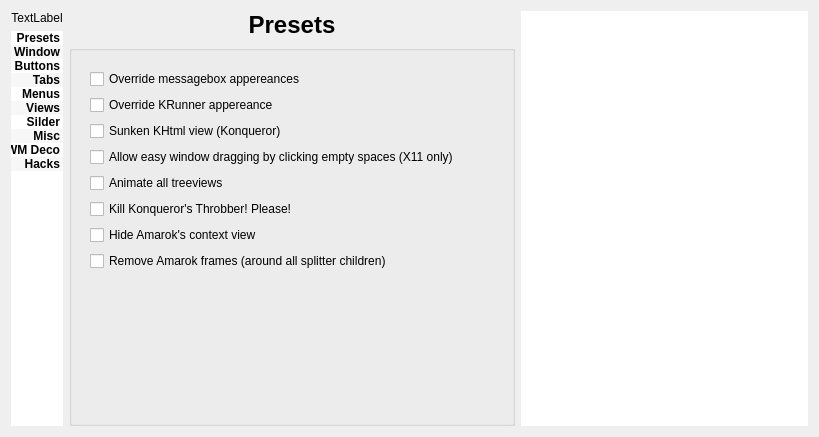
deiv/bespin-pkg, file config/config.ui: the form before one commit.
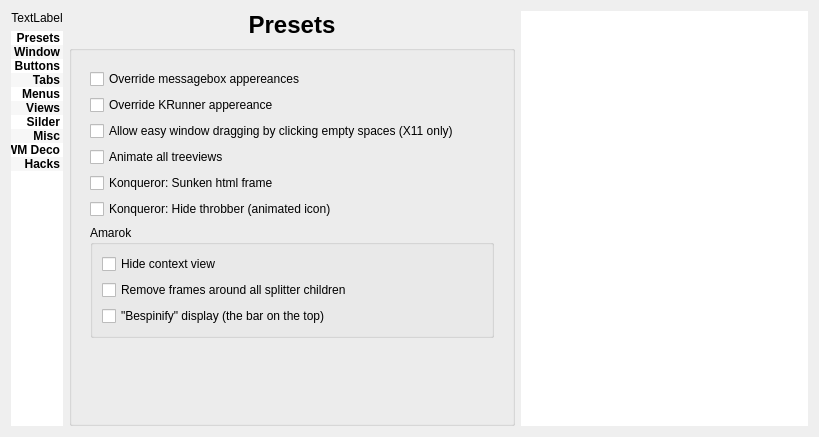
The form after the commit.

Commit message: amarok day ;-P + configurable xbar first item

What changed in the file:
```diff
--- a/config/config.ui
+++ b/config/config.ui
@@ -2075,13 +2075,6 @@
             </property>
            </widget>
           </item>
-          <item row="2" column="0" >
-           <widget class="QCheckBox" name="hackKHtml" >
-            <property name="text" >
-             <string>Sunken KHtml view (Konqueror)</string>
-            </property>
-           </widget>
-          </item>
           <item row="3" column="0" >
            <widget class="QCheckBox" name="hackWindowMove" >
             <property name="text" >
@@ -2096,14 +2089,14 @@
             </property>
            </widget>
           </item>
-          <item row="5" column="0" >
+          <item row="6" column="0" >
            <widget class="QCheckBox" name="killThrobber" >
             <property name="text" >
-             <string>Kill Konqueror's Throbber! Please!</string>
+             <string>Konqueror: Hide throbber (animated icon)</string>
             </property>
            </widget>
           </item>
-          <item row="8" column="0" >
+          <item row="9" column="0" >
            <spacer name="verticalSpacer" >
             <property name="orientation" >
              <enum>Qt::Vertical</enum>
@@ -2116,17 +2109,43 @@
             </property>
            </spacer>
           </item>
-          <item row="6" column="0" >
-           <widget class="QCheckBox" name="hackAmarokContext" >
-            <property name="text" >
-             <string>Hide Amarok's context view</string>
+          <item row="8" column="0" >
+           <widget class="QGroupBox" name="groupBox_13" >
+            <property name="title" >
+             <string>Amarok</string>
             </property>
+            <property name="flat" >
+             <bool>true</bool>
+            </property>
+            <layout class="QGridLayout" name="gridLayout_24" >
+             <item row="1" column="0" >
+              <widget class="QCheckBox" name="hackAmarokFrames" >
+               <property name="text" >
+                <string>Remove frames around all splitter children</string>
+               </property>
+              </widget>
+             </item>
+             <item row="0" column="0" >
+              <widget class="QCheckBox" name="hackAmarokContext" >
+               <property name="text" >
+                <string>Hide context view</string>
+               </property>
+              </widget>
+             </item>
+             <item row="2" column="0" >
+              <widget class="QCheckBox" name="hackAmarokDisplay" >
+               <property name="text" >
+                <string>"Bespinify" display (the bar on the top)</string>
+               </property>
+              </widget>
+             </item>
+            </layout>
            </widget>
           </item>
-          <item row="7" column="0" >
-           <widget class="QCheckBox" name="hackAmarokFrames" >
+          <item row="5" column="0" >
+           <widget class="QCheckBox" name="hackKHtml" >
             <property name="text" >
-             <string>Remove Amarok frames (around all splitter children)</string>
+             <string>Konqueror: Sunken html frame</string>
             </property>
            </widget>
           </item>
```
The commit also changes 7 other files.
